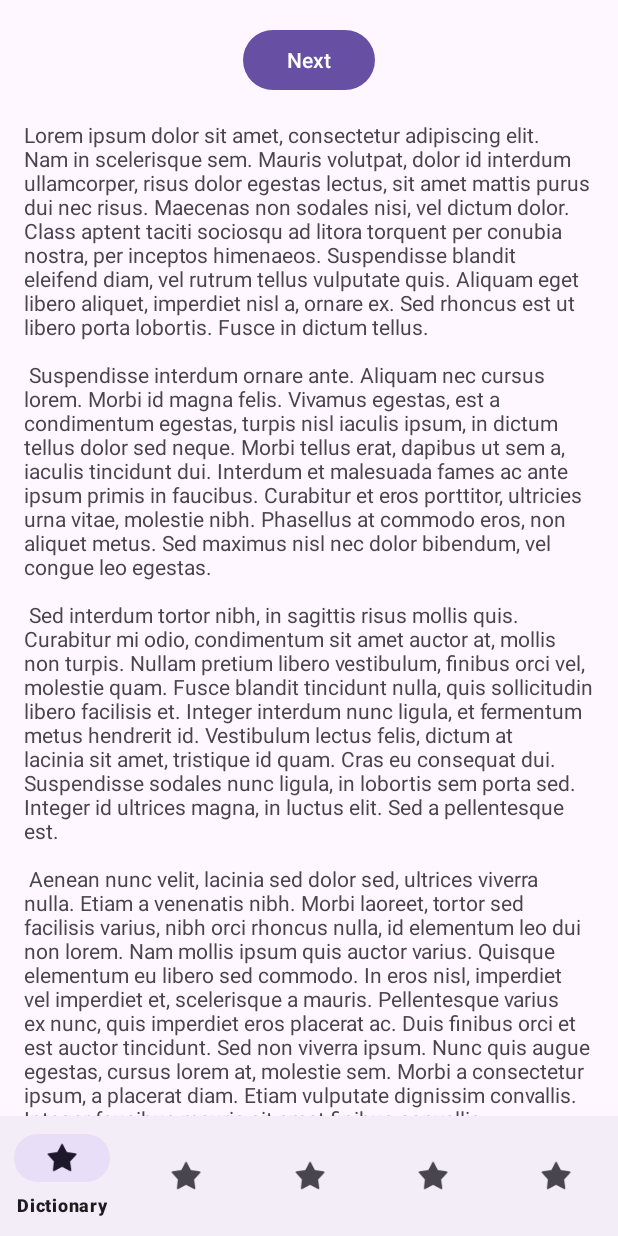
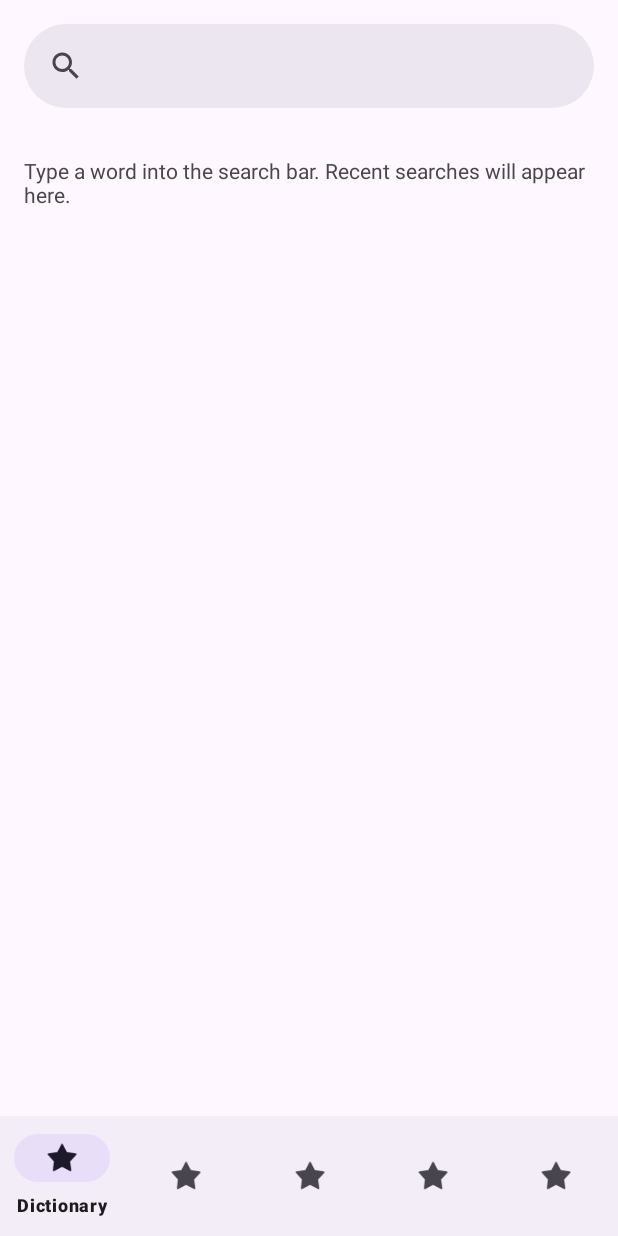
Before and after one commit to Leonidius20/Lugat, an Android app: the screen it shows after launch (MainActivity), on a phone screen of 412 x 824 dp. Run offline under Robolectric (Android 15) with nearby library versions, the phone set to English and light mode, and no system bars; our stand-ins replace navigation-ui.

Commit message:
added a search bar

```diff
--- a/app/src/main/java/io/github/leonidius20/lugat/FirstFragment.kt
+++ b/app/src/main/java/io/github/leonidius20/lugat/FirstFragment.kt
@@ -32,9 +32,9 @@ class FirstFragment : Fragment() {
     override fun onViewCreated(view: View, savedInstanceState: Bundle?) {
         super.onViewCreated(view, savedInstanceState)
 
-        binding.buttonFirst.setOnClickListener {
+        /*binding.buttonFirst.setOnClickListener {
             findNavController().navigate(R.id.action_FirstFragment_to_SecondFragment)
-        }
+        }*/
     }
 
     override fun onDestroyView() {
--- a/app/src/main/res/layout/fragment_first.xml
+++ b/app/src/main/res/layout/fragment_first.xml
@@ -1,5 +1,5 @@
 <?xml version="1.0" encoding="utf-8"?>
-<androidx.core.widget.NestedScrollView xmlns:android="http://schemas.android.com/apk/res/android"
+<!--<androidx.core.widget.NestedScrollView xmlns:android="http://schemas.android.com/apk/res/android"
     xmlns:app="http://schemas.android.com/apk/res-auto"
     xmlns:tools="http://schemas.android.com/tools"
     android:layout_width="match_parent"
@@ -32,4 +32,35 @@
             app:layout_constraintStart_toStartOf="parent"
             app:layout_constraintTop_toBottomOf="@id/button_first" />
     </androidx.constraintlayout.widget.ConstraintLayout>
-</androidx.core.widget.NestedScrollView>
+</androidx.core.widget.NestedScrollView>-->
+<LinearLayout
+    xmlns:android="http://schemas.android.com/apk/res/android"
+    xmlns:app="http://schemas.android.com/apk/res-auto"
+    xmlns:tools="http://schemas.android.com/tools"
+    android:layout_width="match_parent"
+    android:layout_height="match_parent"
+    tools:context=".FirstFragment"
+    android:orientation="vertical">
+
+    <com.google.android.material.search.SearchBar
+        android:layout_width="match_parent"
+        android:layout_height="wrap_content"
+        android:id="@+id/search_bar"/>
+
+    <TextView
+        android:layout_width="match_parent"
+        android:layout_height="0dp"
+        android:layout_weight="1"
+
+        android:paddingStart="@dimen/large_padding"
+        android:paddingLeft="@dimen/large_padding"
+        android:paddingEnd="@dimen/large_padding"
+        android:paddingRight="@dimen/large_padding"
+        android:paddingTop="@dimen/large_padding"
+        android:paddingBottom="@dimen/large_padding"
+
+        android:text="@string/home_screen_make_first_search_hint"
+        />
+
+
+</LinearLayout>
--- a/app/src/main/res/values/dimens.xml
+++ b/app/src/main/res/values/dimens.xml
@@ -1,3 +1,5 @@
 <resources>
     <dimen name="fab_margin">16dp</dimen>
+
+    <dimen name="large_padding">16dp</dimen>
 </resources>
--- a/app/src/main/res/values/strings.xml
+++ b/app/src/main/res/values/strings.xml
@@ -48,4 +48,5 @@
     <string name="bottom_menu_translator">Translator</string>
     <string name="bottom_menu_settings">Settings</string>
     <string name="bottom_menu_saved_words">Saved words</string>
+    <string name="home_screen_make_first_search_hint">Type a word into the search bar. Recent searches will appear here.</string>
 </resources>
```
